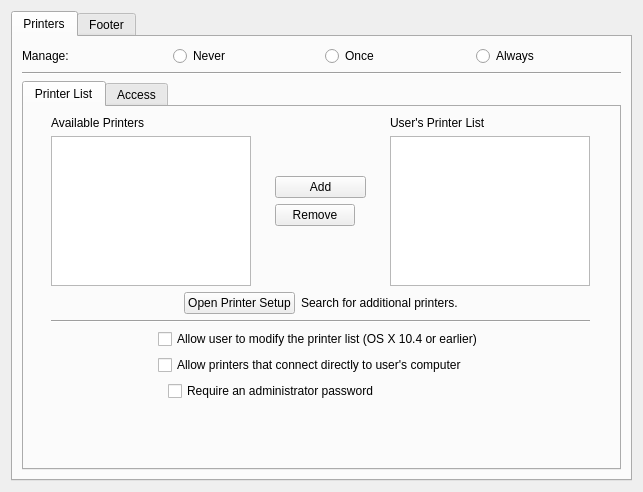
fw-dev/translations, file FWAdminLib/PrinterPolicyWidget.ui: the form before one commit.
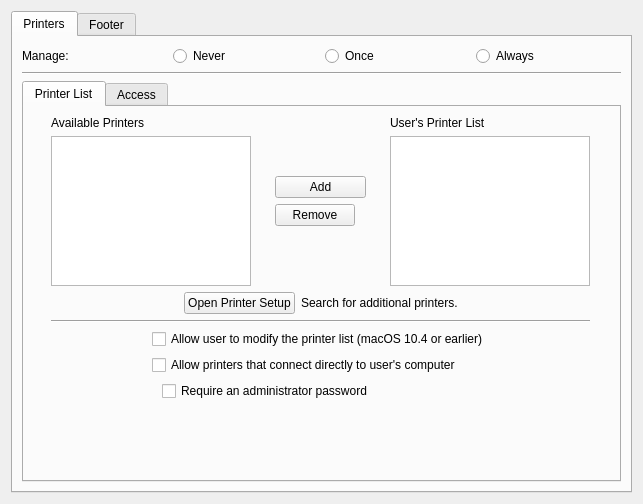
The form after the commit.

```diff
--- a/FWAdminLib/PrinterPolicyWidget.ui
+++ b/FWAdminLib/PrinterPolicyWidget.ui
@@ -7,7 +7,7 @@
     <x>0</x>
     <y>0</y>
     <width>643</width>
-    <height>492</height>
+    <height>504</height>
    </rect>
   </property>
   <layout class="QHBoxLayout" name="horizontalLayout_3">
@@ -293,7 +293,7 @@
                  <item>
                   <widget class="QCheckBox" name="userModifyBox">
                    <property name="text">
-                    <string>Allow user to modify the printer list (OS X 10.4 or earlier)</string>
+                    <string>Allow user to modify the printer list (macOS 10.4 or earlier)</string>
                    </property>
                   </widget>
                  </item>
```
Left out of the diff: 2 changed lines with no effect on the pictures.
